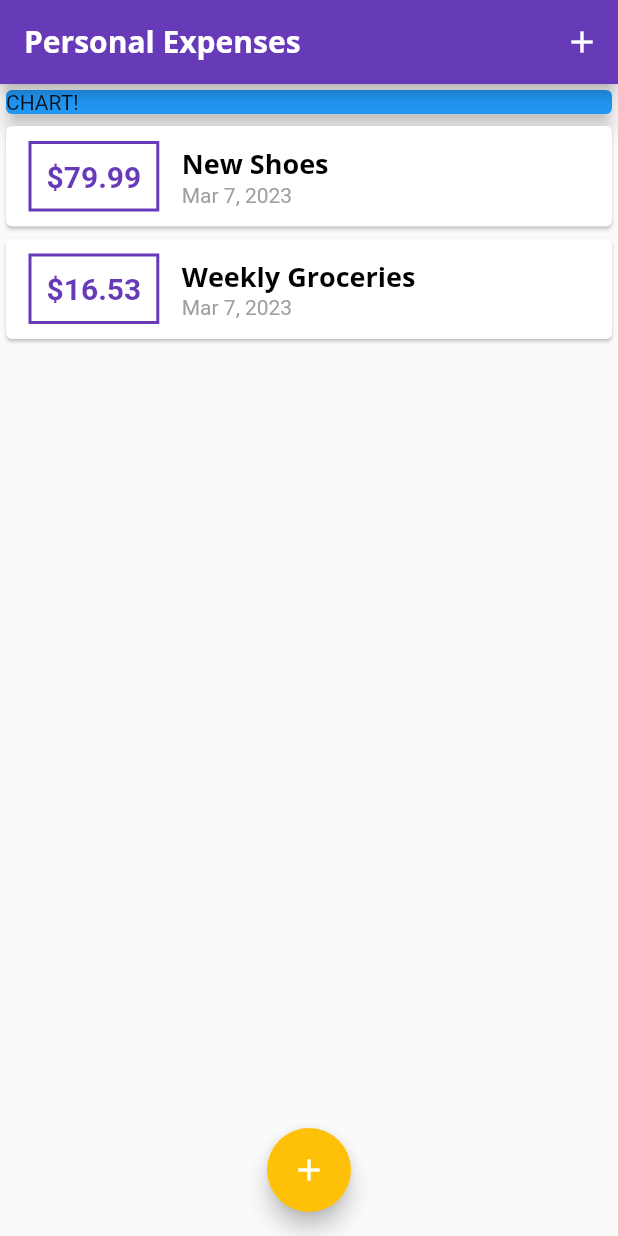
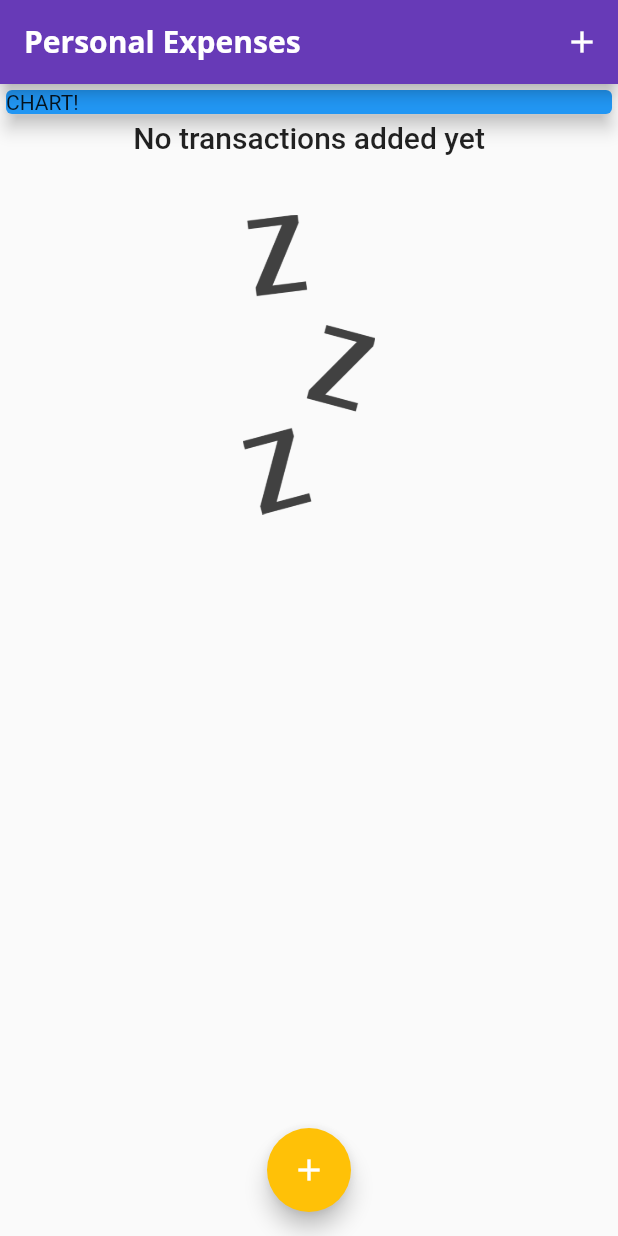
Before and after one commit to joseramosp/Learning-Flutter-2023, a Flutter app: the screen it shows after launch, on a phone screen of 412 x 824 dp. Run offline on Flutter 3.47's test engine with Material 2 defaults, Android fonts, the light colour scheme and no system bars; missing offline and left inert: dart:ffi.

Commit message:
Image added to display when list in empty.

```diff
--- a/Section 4/expenses_tracker/lib/main.dart
+++ b/Section 4/expenses_tracker/lib/main.dart
@@ -51,18 +51,18 @@ class MyHomePage extends StatefulWidget {
 
 class _MyHomePageState extends State<MyHomePage> {
   final List<Transaction> _userTransactions = [
-    Transaction(
-      id: 't1',
-      title: 'New Shoes',
-      amount: 79.99,
-      date: DateTime.now(),
-    ),
-    Transaction(
-      id: 't2',
-      title: 'Weekly Groceries',
-      amount: 16.53,
-      date: DateTime.now(),
-    ),
+    // Transaction(
+    //   id: 't1',
+    //   title: 'New Shoes',
+    //   amount: 79.99,
+    //   date: DateTime.now(),
+    // ),
+    // Transaction(
+    //   id: 't2',
+    //   title: 'Weekly Groceries',
+    //   amount: 16.53,
+    //   date: DateTime.now(),
+    // ),
   ];
 
   void _addNewTransaction(String txTitle, double txAmount) {
--- a/Section 4/expenses_tracker/lib/widgets/transaction_list.dart
+++ b/Section 4/expenses_tracker/lib/widgets/transaction_list.dart
@@ -16,7 +16,26 @@ class TransactionList extends StatelessWidget {
   Widget build(BuildContext context) {
     return Container(
       height: 400,
-      child: ListView.builder(
+      child: transactions.isEmpty
+          ? Column(
+              children: [
+                Text(
+                  'No transactions added yet',
+                  style: Theme.of(context).textTheme.titleLarge,
+                ),
+                const SizedBox(
+                  height: 40,
+                ),
+                SizedBox(
+                  height: 200,
+                  child: Image.asset(
+                    'assets/images/waiting.png',
+                    fit: BoxFit.cover,
+                  ),
+                ),
+              ],
+            )
+          : ListView.builder(
               itemCount: transactions.length,
               itemBuilder: (ctx, index) {
                 return Card(
--- a/Section 4/expenses_tracker/pubspec.yaml
+++ b/Section 4/expenses_tracker/pubspec.yaml
@@ -60,9 +60,9 @@ flutter:
   uses-material-design: true
 
   # To add assets to your application, add an assets section, like this:
-  # assets:
-  #   - images/a_dot_burr.jpeg
-  #   - images/a_dot_ham.jpeg
+  assets:
+    - assets/images/waiting.png
+    # - images/a_dot_ham.jpeg
 
   # An image asset can refer to one or more resolution-specific "variants", see
   # https://flutter.dev/assets-and-images/#resolution-aware
```
Also changed, not shown: Section 4/expenses_tracker/lib/widgets/chart.dart (added, +12 -0 lines), Section 4/expenses_tracker/assets/fonts/OpenSans-Bold.ttf (renamed from Section 4/expenses_tracker/lib/assets/fonts/OpenSans-Bold.ttf), Section 4/expenses_tracker/assets/fonts/OpenSans-Regular.ttf (renamed from Section 4/expenses_tracker/lib/assets/fonts/OpenSans-Regular.ttf), Section 4/expenses_tracker/assets/fonts/Quicksand-Bold.ttf (renamed from Section 4/expenses_tracker/lib/assets/fonts/Quicksand-Bold.ttf), Section 4/expenses_tracker/assets/fonts/Quicksand-Light.ttf (renamed from Section 4/expenses_tracker/lib/assets/fonts/Quicksand-Light.ttf), Section 4/expenses_tracker/assets/fonts/Quicksand-Medium.ttf (renamed from Section 4/expenses_tracker/lib/assets/fonts/Quicksand-Medium.ttf), Section 4/expenses_tracker/assets/fonts/Quicksand-Regular.ttf (renamed from Section 4/expenses_tracker/lib/assets/fonts/Quicksand-Regular.ttf), Section 4/expenses_tracker/assets/images/waiting.png (added), Section 4/image/waiting.png (added), 3 other files. Lines whose indentation alone changed are shown as unchanged.
